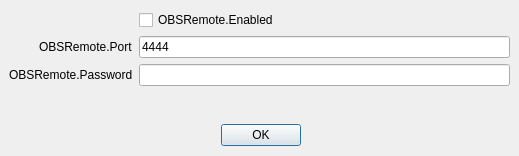
Qt form UI/frontend-plugins/frontend-tools/forms/obsremote.ui (admshao/obs-studio) before a commit.
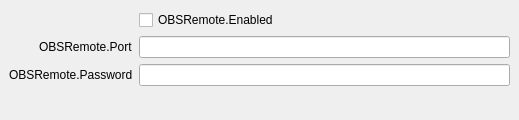
The same form after that commit.

Commit message: Basic support for the OBS Remote Thread

```diff
--- a/UI/frontend-plugins/frontend-tools/forms/obsremote.ui
+++ b/UI/frontend-plugins/frontend-tools/forms/obsremote.ui
@@ -7,7 +7,7 @@
     <x>0</x>
     <y>0</y>
     <width>519</width>
-    <height>156</height>
+    <height>120</height>
    </rect>
   </property>
   <property name="sizePolicy">
@@ -19,51 +19,6 @@
   <property name="windowTitle">
    <string>Dialog</string>
   </property>
-  <widget class="QWidget" name="layoutWidget">
-   <property name="geometry">
-    <rect>
-     <x>10</x>
-     <y>120</y>
-     <width>501</width>
-     <height>30</height>
-    </rect>
-   </property>
-   <layout class="QHBoxLayout" name="horizontalLayout">
-    <item>
-     <spacer name="horizontalSpacer">
-      <property name="orientation">
-       <enum>Qt::Horizontal</enum>
-      </property>
-      <property name="sizeHint" stdset="0">
-       <size>
-        <width>40</width>
-        <height>20</height>
-       </size>
-      </property>
-     </spacer>
-    </item>
-    <item>
-     <widget class="QPushButton" name="accept">
-      <property name="text">
-       <string>OK</string>
-      </property>
-     </widget>
-    </item>
-    <item>
-     <spacer name="horizontalSpacer_2">
-      <property name="orientation">
-       <enum>Qt::Horizontal</enum>
-      </property>
-      <property name="sizeHint" stdset="0">
-       <size>
-        <width>40</width>
-        <height>20</height>
-       </size>
-      </property>
-     </spacer>
-    </item>
-   </layout>
-  </widget>
   <widget class="QWidget" name="layoutWidget_2">
    <property name="geometry">
     <rect>
@@ -100,8 +55,17 @@
     </item>
     <item row="1" column="1">
      <widget class="QLineEdit" name="edit_port">
+      <property name="inputMethodHints">
+       <set>Qt::ImhNone</set>
+      </property>
+      <property name="inputMask">
+       <string/>
+      </property>
       <property name="text">
-       <string>4444</string>
+       <string/>
+      </property>
+      <property name="maxLength">
+       <number>5</number>
       </property>
      </widget>
     </item>
```
Left out of the diff: 9 changed lines with no effect on the pictures. The commit also changes 2 other files.
